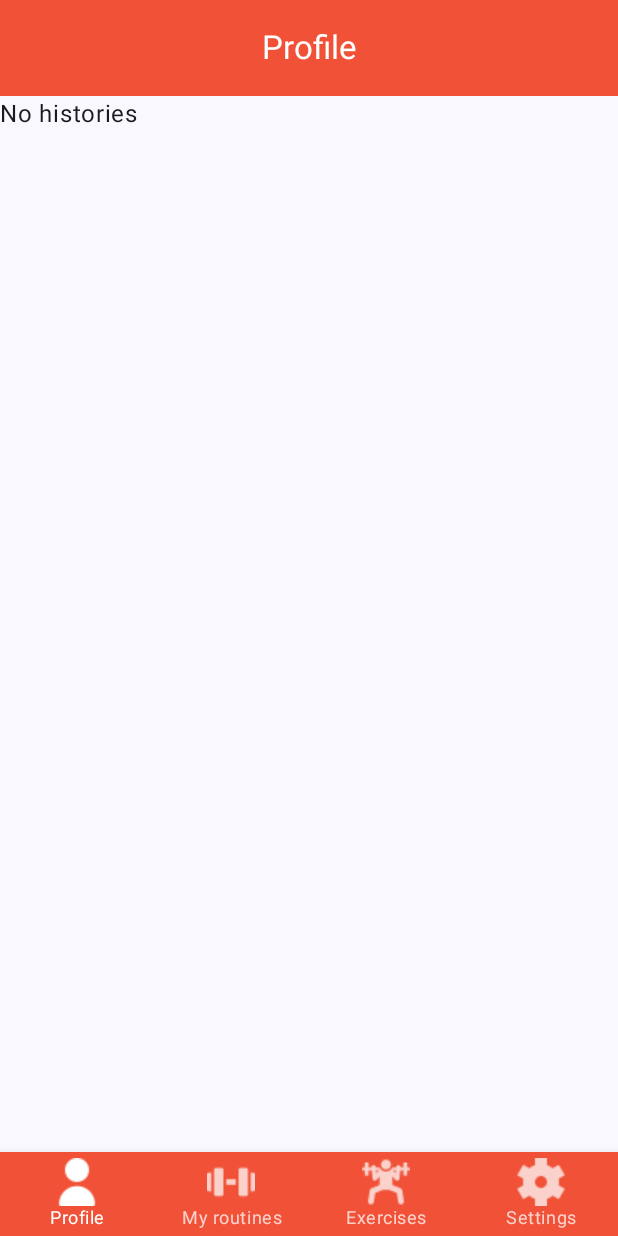
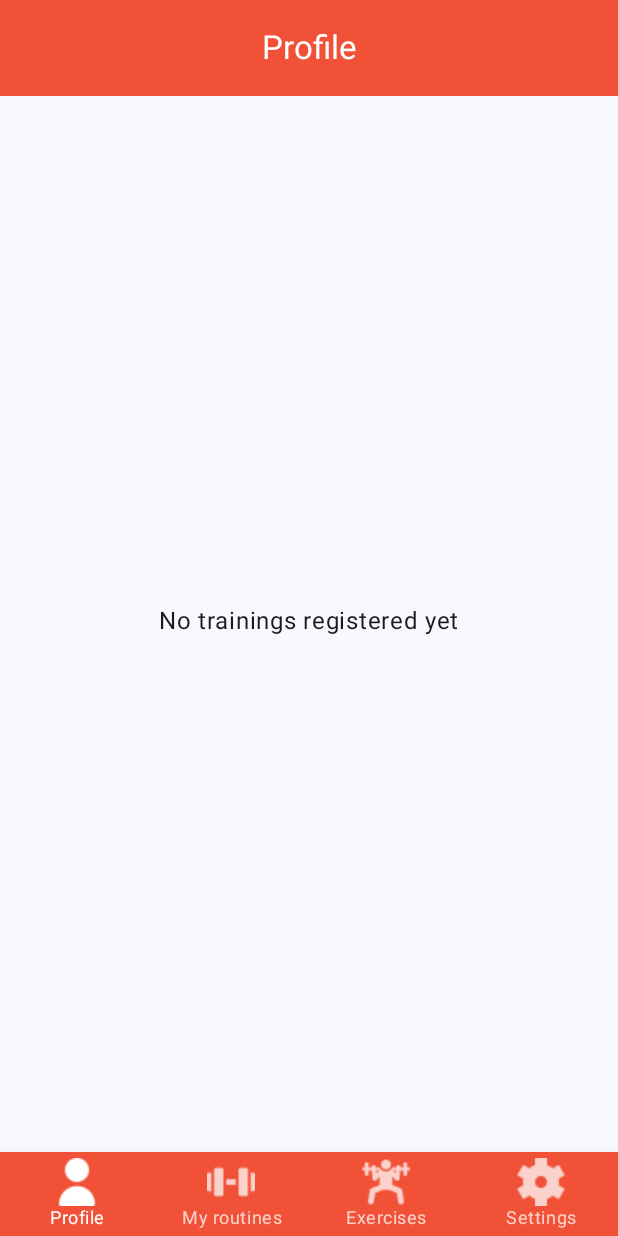
Before and after one commit to ifernandezgo/GYTRCompose, an Android app built with Jetpack Compose: the screen it shows after launch (MainActivity), on a phone screen of 412 x 824 dp. Run offline under Robolectric (Android 15) with nearby library versions, the phone set to English and light mode, and no system bars; our stand-ins replace Room's generated code, livedata-compose; libraries missing offline, so code that uses them is left out: com.bumptech.glide.

Commit message:
Corrección errores

```diff
--- a/app/src/main/java/es/upsa/mimo/gytrcompose/MainActivity.kt
+++ b/app/src/main/java/es/upsa/mimo/gytrcompose/MainActivity.kt
@@ -178,13 +178,13 @@ private fun MainView(
                 }
                 composable(
                     route = "addExercise?routineId={routineId}",
-                    arguments = listOf(navArgument("routineId") { type = NavType.IntType })
+                    arguments = listOf(navArgument("routineId") { defaultValue = -1 })
                 ) { navBackStackEntry ->
                     val routineId = navBackStackEntry.arguments?.getInt("routineId")
                     AddExercise(
                         viewModel = addExerciseViewModel,
                         onExerciseSelected = { exSelected ->
-                            if (routineId == null)
+                            if (routineId == -1)
                                 navController.navigate("addExerciseSelected/$exSelected")
                             else
                                 navController.navigate("addExerciseSelected/$exSelected?routineId=$routineId")
@@ -196,7 +196,7 @@ private fun MainView(
                     route = "addExerciseSelected/{exerciseSelected}?routineId={routineId}",
                     arguments = listOf(
                         navArgument("exerciseSelected") { type = NavType.StringType },
-                        navArgument("routineId") { type = NavType.IntType }
+                        navArgument("routineId") { defaultValue = -1 }
                     )
                 ) { navBackStackEntry ->
                     val exerciseSelected =
@@ -208,7 +208,7 @@ private fun MainView(
                         routineId = routineId,
                         onBackClicked = { navController.popBackStack() },
                         onAddExercise = { exercise ->
-                            if (routineId == null)
+                            if (routineId == -1)
                                 navController.navigate("newRoutine?exerciseId=$exercise")
                             else
                                 navController.navigate("editRoutine/$routineId")
--- a/app/src/main/java/es/upsa/mimo/gytrcompose/view/AddExercise.kt
+++ b/app/src/main/java/es/upsa/mimo/gytrcompose/view/AddExercise.kt
@@ -128,7 +128,7 @@ private fun DropDownMenusAddEx() {
 
     var targetExpanded by remember { mutableStateOf(false) }
     var musclesExpanded by remember { mutableStateOf(false) }
-    var bodyPartsSelected by remember { mutableStateOf(false) }
+    var bodyPartsSelected by remember { mutableStateOf(true) }
 
     val targetTypes = context.resources.getStringArray(R.array.targetTypes)
     val bodyParts = context.resources.getStringArray(R.array.body_parts)
--- a/app/src/main/java/es/upsa/mimo/gytrcompose/view/Exercises.kt
+++ b/app/src/main/java/es/upsa/mimo/gytrcompose/view/Exercises.kt
@@ -91,7 +91,7 @@ private fun DropDownMenus() {
 
     var targetExpanded by remember { mutableStateOf(false) }
     var musclesExpanded by remember { mutableStateOf(false) }
-    var bodyPartsSelected by remember { mutableStateOf(false) }
+    var bodyPartsSelected by remember { mutableStateOf(true) }
 
     val targetTypes = context.resources.getStringArray(R.array.targetTypes)
     val bodyParts = context.resources.getStringArray(R.array.body_parts)
--- a/app/src/main/java/es/upsa/mimo/gytrcompose/view/Profile.kt
+++ b/app/src/main/java/es/upsa/mimo/gytrcompose/view/Profile.kt
@@ -100,12 +100,11 @@ private fun ProfileView() {
             )
         },
     ) {
-        Box(modifier = Modifier.padding(it)) {
+        Box(modifier = Modifier.padding(it).fillMaxSize()) {
             if(histories.isEmpty()) {
                 Text(
-                    text = "No histories",
+                    text = "No trainings registered yet",
                     modifier = Modifier
-                        .fillMaxSize()
                         .align(Alignment.Center)
                 )
             } else {
```
Also changed, not shown: app/src/main/java/es/upsa/mimo/gytrcompose/view/AddExerciseSelected.kt (+44 -7 lines).
